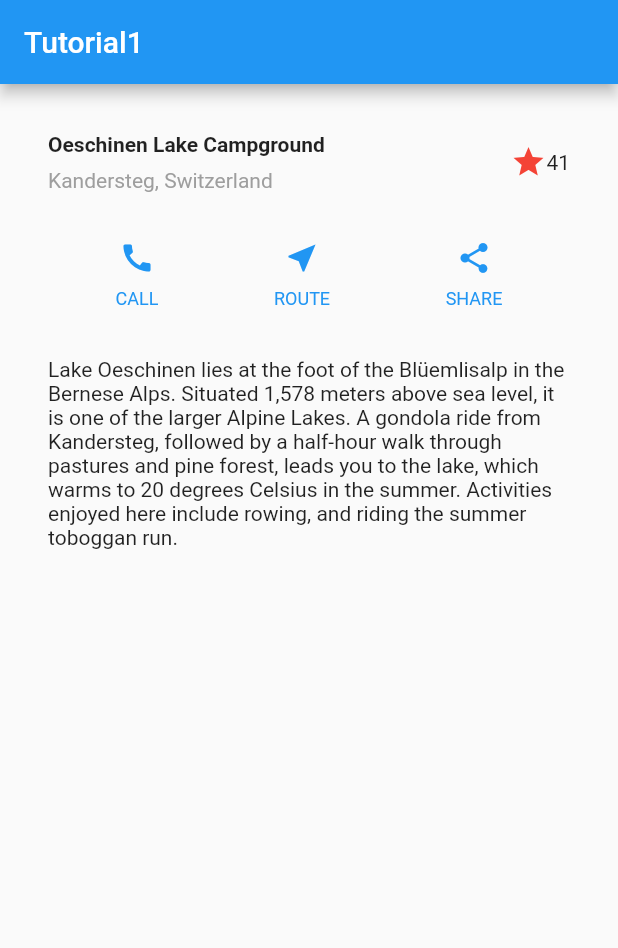
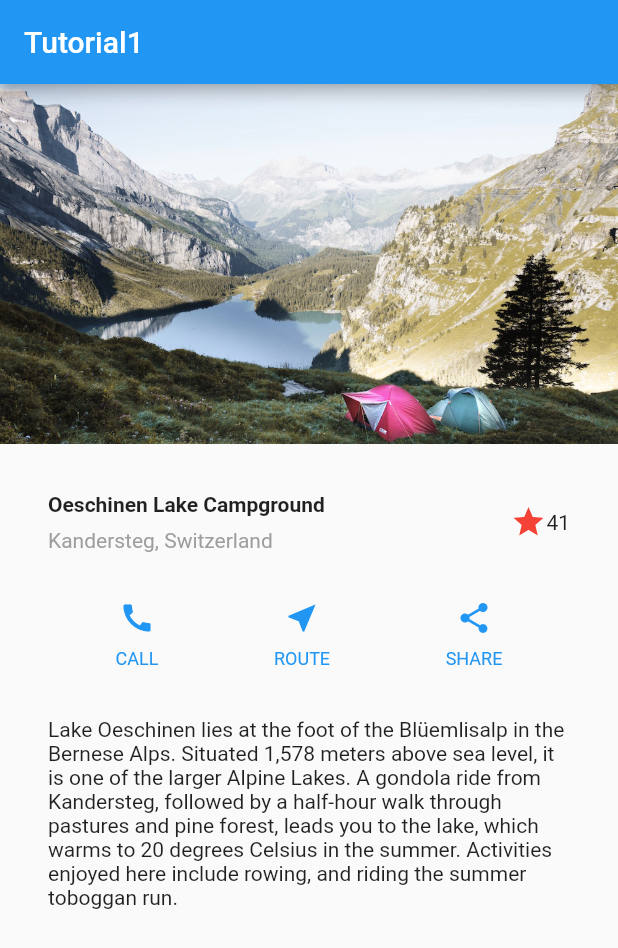
Before and after one commit to shingo-tominaga/flutter_tutorial, a Flutter app: the screen it shows after launch, on a phone screen of 412 x 824 dp. Shown: the top 948 px of the screen. Run offline on Flutter 3.47's test engine with Material 2 defaults, Android fonts, the phone set to English and light mode, and no system bars.

Commit message:
tutorial1_imageSectionの作成

```diff
--- a/flutter_tutorial/lib/building/building_layout_screen.dart
+++ b/flutter_tutorial/lib/building/building_layout_screen.dart
@@ -75,6 +75,12 @@ class Tutorial1App extends StatelessWidget {
           title: const Text('Tutorial1'),
         ),
         body: Column(children: [
+          Image.asset(
+            'images/lake.jpg',
+            width: 600,
+            height: 240,
+            fit: BoxFit.cover,
+          ),
           titleSection,
           buttonSection,
           textSection,
--- a/flutter_tutorial/pubspec.yaml
+++ b/flutter_tutorial/pubspec.yaml
@@ -60,8 +60,8 @@ flutter:
   uses-material-design: true
 
   # To add assets to your application, add an assets section, like this:
-  # assets:
-  #   - images/a_dot_burr.jpeg
+  assets:
+    - images/lake.jpg
   #   - images/a_dot_ham.jpeg
 
   # An image asset can refer to one or more resolution-specific "variants", see
```
Also changed, not shown: flutter_tutorial/images/lake.jpg (added).
